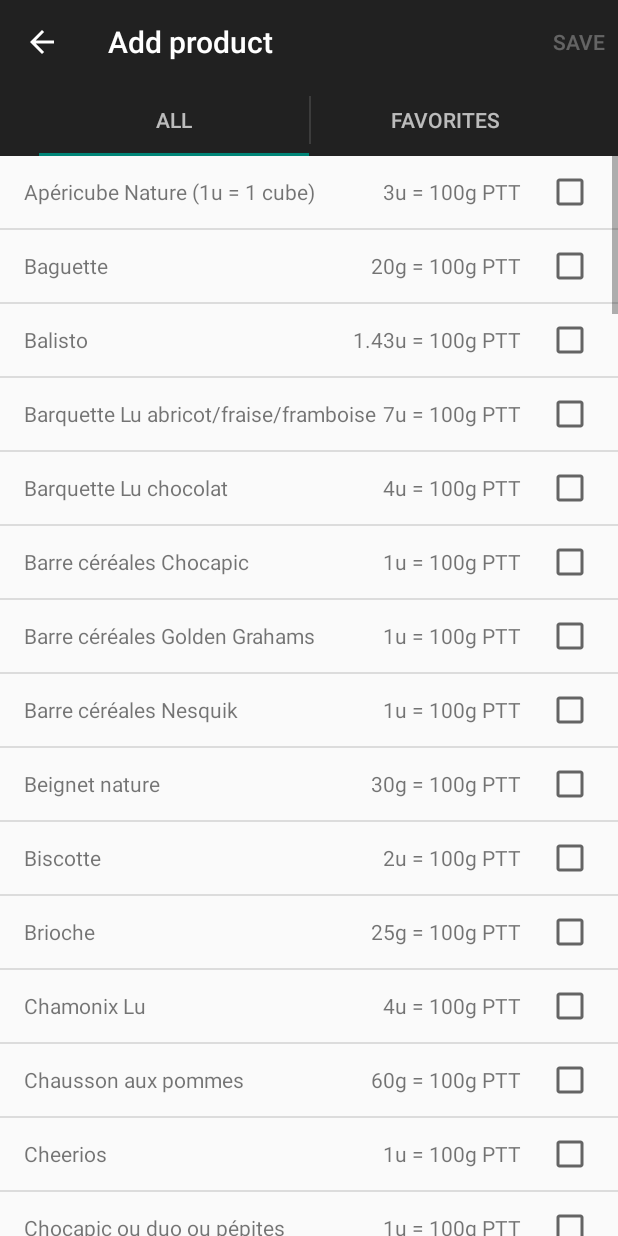
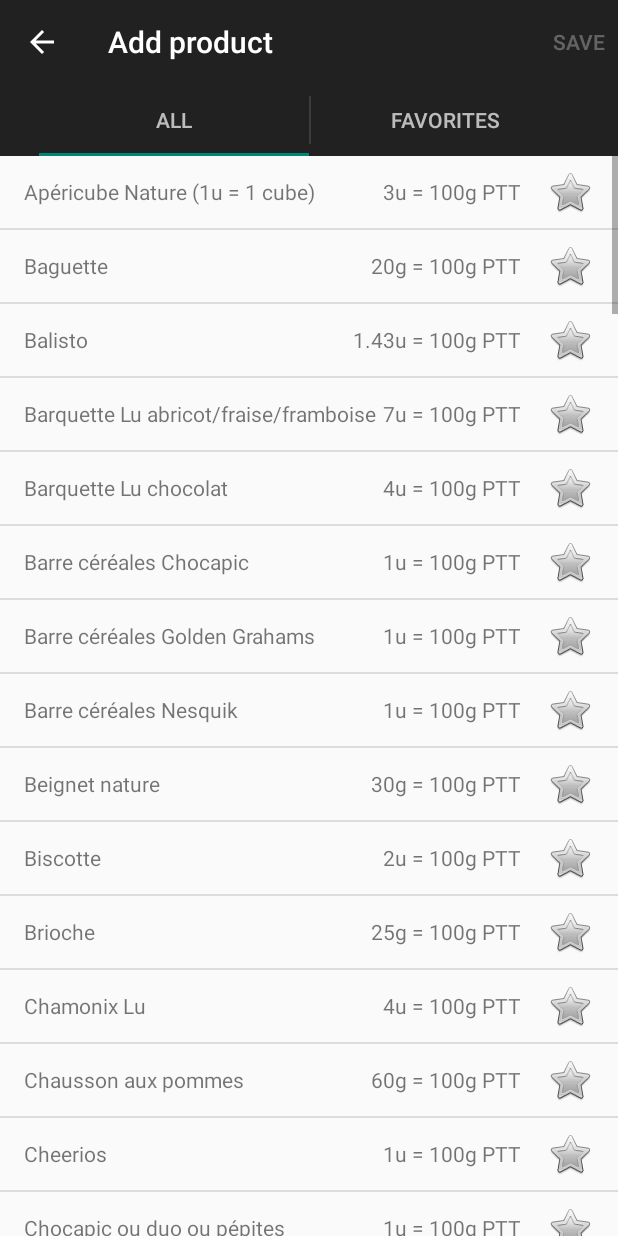
Before and after one commit to agateau/equiv, an Android app: the screen it shows after launch (MealItemDetailActivity), after a tap on "ADD", on a phone screen of 412 x 824 dp. Run offline under Robolectric (Android 15) with nearby library versions, the phone set to English and light mode, and no system bars.

Commit message:
Use a "star" icon for the favorite checkbox

```diff
--- a/app/src/main/res/layout/product_item.xml
+++ b/app/src/main/res/layout/product_item.xml
@@ -22,6 +22,7 @@
     android:id="@+id/product_item_favorite"
     android:paddingRight="16dp"
     android:focusable="false"
+    android:button="@android:drawable/btn_star"
     android:layout_gravity="center_vertical"
     android:layout_width="wrap_content" android:layout_height="match_parent" />
 </LinearLayout>
```
